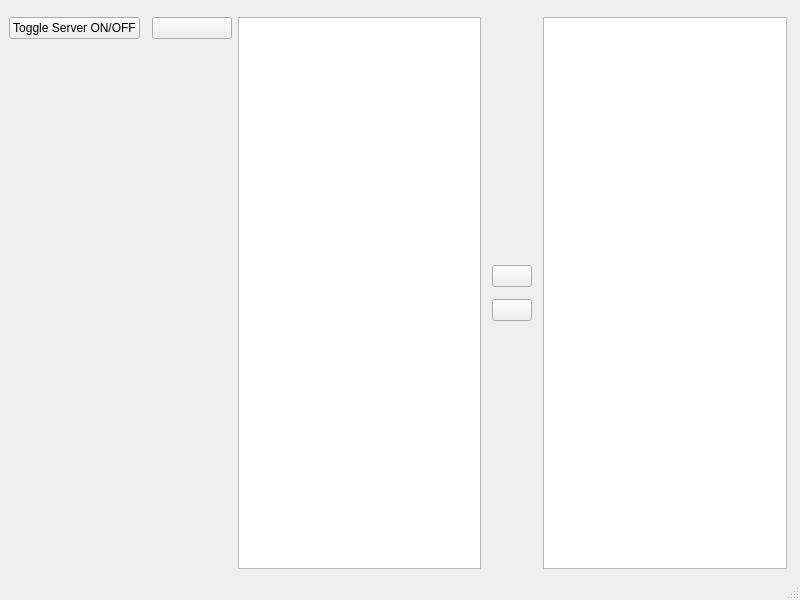
First picture: the form in pyrclonegui.ui, repository matteotenca/pyrclonegui, before the edit.
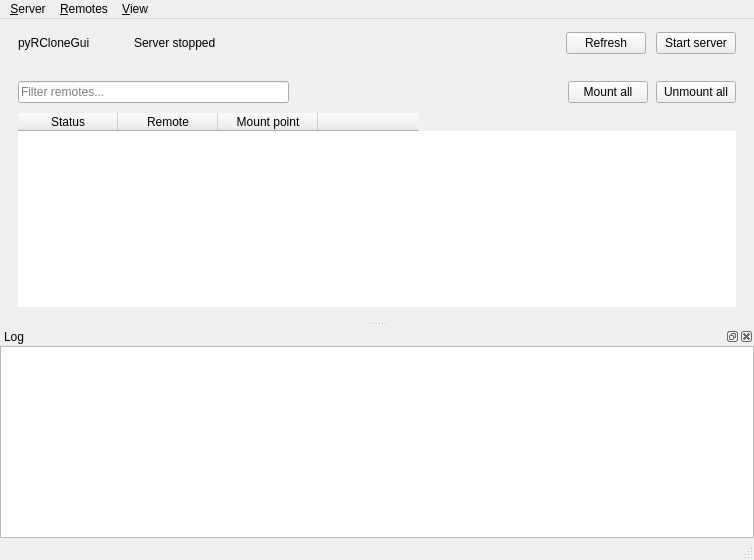
Second picture: the form after the edit. Icons and pictures are not drawn. Custom widgets are drawn as their Qt base class.

Commit message: feat(gui): redesign window around one remote table

What changed in the file:
```diff
--- a/pyrclonegui.ui
+++ b/pyrclonegui.ui
@@ -6,238 +6,253 @@
    <rect>
     <x>0</x>
     <y>0</y>
-    <width>800</width>
-    <height>600</height>
+    <width>860</width>
+    <height>560</height>
    </rect>
   </property>
-  <property name="sizePolicy">
-   <sizepolicy hsizetype="Expanding" vsizetype="Expanding">
-    <horstretch>0</horstretch>
-    <verstretch>0</verstretch>
-   </sizepolicy>
-  </property>
   <property name="minimumSize">
    <size>
-    <width>800</width>
-    <height>600</height>
+    <width>600</width>
+    <height>400</height>
    </size>
   </property>
   <property name="maximumSize">
    <size>
-    <width>1024</width>
-    <height>768</height>
+    <width>754</width>
+    <height>16777215</height>
    </size>
   </property>
   <property name="windowTitle">
    <string>pyRCloneGui</string>
   </property>
   <widget class="QWidget" name="centralwidget">
-   <property name="sizePolicy">
-    <sizepolicy hsizetype="Expanding" vsizetype="Expanding">
-     <horstretch>0</horstretch>
-     <verstretch>0</verstretch>
-    </sizepolicy>
-   </property>
-   <property name="minimumSize">
-    <size>
-     <width>800</width>
-     <height>557</height>
-    </size>
-   </property>
-   <property name="maximumSize">
-    <size>
-     <width>1024</width>
-     <height>768</height>
-    </size>
-   </property>
-   <layout class="QHBoxLayout" name="horizontalLayout_2">
+   <layout class="QVBoxLayout" name="verticalLayout">
+    <property name="spacing">
+     <number>0</number>
+    </property>
+    <property name="leftMargin">
+     <number>0</number>
+    </property>
+    <property name="topMargin">
+     <number>0</number>
+    </property>
+    <property name="rightMargin">
+     <number>0</number>
+    </property>
+    <property name="bottomMargin">
+     <number>0</number>
+    </property>
     <item>
-     <layout class="QHBoxLayout" name="horizontalLayout">
-      <property name="topMargin">
-       <number>8</number>
-      </property>
-      <property name="rightMargin">
-       <number>4</number>
-      </property>
-      <item alignment="Qt::AlignmentFlag::AlignTop">
-       <widget class="QPushButton" name="serverToggleButton">
-        <property name="text">
-         <string>Toggle Server ON/OFF</string>
-        </property>
-        <property name="checkable">
-         <bool>true</bool>
-        </property>
-       </widget>
-      </item>
-      <item alignment="Qt::AlignmentFlag::AlignTop">
-       <widget class="Led" name="led"/>
-      </item>
-      <item alignment="Qt::AlignmentFlag::AlignLeft|Qt::AlignmentFlag::AlignTop">
-       <widget class="QPushButton" name="pushButton">
-        <property name="sizePolicy">
-         <sizepolicy hsizetype="MinimumExpanding" vsizetype="Fixed">
-          <horstretch>0</horstretch>
-          <verstretch>0</verstretch>
-         </sizepolicy>
-        </property>
-        <property name="text">
-         <string> </string>
-        </property>
-        <property name="flat">
-         <bool>false</bool>
-        </property>
-       </widget>
-      </item>
-      <item>
-       <widget class="QTableWidget" name="remotesInactiveList">
-        <property name="sizePolicy">
-         <sizepolicy hsizetype="MinimumExpanding" vsizetype="MinimumExpanding">
-          <horstretch>0</horstretch>
-          <verstretch>0</verstretch>
-         </sizepolicy>
-        </property>
-        <property name="minimumSize">
-         <size>
-          <width>100</width>
-          <height>100</height>
-         </size>
-        </property>
-        <property name="maximumSize">
-         <size>
-          <width>2000</width>
-          <height>2000</height>
-         </size>
-        </property>
-        <property name="frameShape">
-         <enum>QFrame::Shape::StyledPanel</enum>
-        </property>
-        <property name="editTriggers">
-         <set>QAbstractItemView::EditTrigger::NoEditTriggers</set>
-        </property>
-        <property name="tabKeyNavigation">
-         <bool>false</bool>
-        </property>
-        <property name="showDropIndicator" stdset="0">
-         <bool>false</bool>
-        </property>
-        <property name="dragDropOverwriteMode">
-         <bool>false</bool>
-        </property>
-        <property name="selectionMode">
-         <enum>QAbstractItemView::SelectionMode::SingleSelection</enum>
-        </property>
-        <property name="selectionBehavior">
-         <enum>QAbstractItemView::SelectionBehavior::SelectRows</enum>
-        </property>
-        <property name="columnCount">
-         <number>2</number>
-        </property>
-        <attribute name="horizontalHeaderVisible">
-         <bool>false</bool>
-        </attribute>
-        <attribute name="verticalHeaderVisible">
-         <bool>false</bool>
-        </attribute>
-        <column/>
-        <column/>
-       </widget>
-      </item>
-      <item>
-       <layout class="QVBoxLayout" name="verticalLayout">
-        <property name="spacing">
-         <number>12</number>
-        </property>
-        <property name="leftMargin">
-         <number>5</number>
-        </property>
-        <property name="rightMargin">
-         <number>5</number>
-        </property>
-        <item>
-         <spacer name="verticalSpacer_02">
-          <property name="orientation">
-           <enum>Qt::Orientation::Vertical</enum>
+     <widget class="QFrame" name="headerFrame">
+      <layout class="QHBoxLayout" name="headerLayout">
+       <property name="spacing">
+        <number>10</number>
+       </property>
+       <property name="leftMargin">
+        <number>18</number>
+       </property>
+       <property name="topMargin">
+        <number>12</number>
+       </property>
+       <property name="rightMargin">
+        <number>18</number>
+       </property>
+       <property name="bottomMargin">
+        <number>12</number>
+       </property>
+       <item>
+        <widget class="QLabel" name="titleLabel">
+         <property name="text">
+          <string>pyRCloneGui</string>
+         </property>
+        </widget>
+       </item>
+       <item>
+        <widget class="Led" name="led">
+         <property name="minimumSize">
+          <size>
+           <width>24</width>
+           <height>24</height>
+          </size>
+         </property>
+        </widget>
+       </item>
+       <item>
+        <widget class="QLabel" name="serverStatusLabel">
+         <property name="text">
+          <string>Server stopped</string>
+         </property>
+        </widget>
+       </item>
+       <item>
+        <spacer name="headerSpacer">
+         <property name="orientation">
+          <enum>Qt::Orientation::Horizontal</enum>
+         </property>
+         <property name="sizeHint" stdset="0">
+          <size>
+           <width>40</width>
+           <height>20</height>
+          </size>
+         </property>
+        </spacer>
+       </item>
+       <item>
+        <widget class="QPushButton" name="refreshButton">
+         <property name="toolTip">
+          <string>Reload remotes and mounts (F5)</string>
+         </property>
+         <property name="text">
+          <string>Refresh</string>
+         </property>
+        </widget>
+       </item>
+       <item>
+        <widget class="QPushButton" name="serverToggleButton">
+         <property name="toolTip">
+          <string>Start or stop the rclone server (stopping unmounts everything)</string>
+         </property>
+         <property name="text">
+          <string>Start server</string>
+         </property>
+         <property name="checkable">
+          <bool>true</bool>
+         </property>
+         <property name="role" stdset="0">
+          <string>primary</string>
+         </property>
+        </widget>
+       </item>
+      </layout>
+     </widget>
+    </item>
+    <item>
+     <widget class="QWidget" name="bodyWidget">
+      <layout class="QVBoxLayout" name="bodyLayout">
+       <property name="spacing">
+        <number>10</number>
+       </property>
+       <property name="leftMargin">
+        <number>18</number>
+       </property>
+       <property name="topMargin">
+        <number>14</number>
+       </property>
+       <property name="rightMargin">
+        <number>18</number>
+       </property>
+       <property name="bottomMargin">
+        <number>14</number>
+       </property>
+       <item>
+        <layout class="QHBoxLayout" name="toolRow">
+         <property name="spacing">
+          <number>8</number>
+         </property>
+         <item>
+          <widget class="QLineEdit" name="filterEdit">
+           <property name="placeholderText">
+            <string>Filter remotes...</string>
+           </property>
+           <property name="clearButtonEnabled">
+            <bool>true</bool>
+           </property>
+          </widget>
+         </item>
+         <item>
+          <spacer name="toolSpacer">
+           <property name="orientation">
+            <enum>Qt::Orientation::Horizontal</enum>
+           </property>
+           <property name="sizeHint" stdset="0">
+            <size>
+             <width>40</width>
+             <height>20</height>
+            </size>
+           </property>
+          </spacer>
+         </item>
+         <item>
+          <widget class="QPushButton" name="mountAllButton">
+           <property name="toolTip">
+            <string>Mount every remote that is not mounted</string>
+           </property>
+           <property name="text">
+            <string>Mount all</string>
+           </property>
+          </widget>
+         </item>
+         <item>
+          <widget class="QPushButton" name="unmountAllButton">
+           <property name="toolTip">
+            <string>Unmount every mounted remote</string>
+           </property>
+           <property name="text">
+            <string>Unmount all</string>
+           </property>
+          </widget>
+         </item>
+        </layout>
+       </item>
+       <item>
+        <widget class="QTableWidget" name="remotesTable">
+         <property name="contextMenuPolicy">
+          <enum>Qt::ContextMenuPolicy::CustomContextMenu</enum>
+         </property>
+         <property name="frameShape">
+          <enum>QFrame::Shape::NoFrame</enum>
+         </property>
+         <property name="editTriggers">
+          <set>QAbstractItemView::EditTrigger::DoubleClicked|QAbstractItemView::EditTrigger::EditKeyPressed</set>
+         </property>
+         <property name="alternatingRowColors">
+          <bool>true</bool>
+         </property>
+         <property name="selectionMode">
+          <enum>QAbstractItemView::SelectionMode::SingleSelection</enum>
+         </property>
+         <property name="selectionBehavior">
+          <enum>QAbstractItemView::SelectionBehavior::SelectRows</enum>
+         </property>
+         <property name="showGrid">
+          <bool>false</bool>
+         </property>
+         <property name="columnCount">
+          <number>4</number>
+         </property>
+         <attribute name="horizontalHeaderStretchLastSection">
+          <bool>false</bool>
+         </attribute>
+         <attribute name="verticalHeaderVisible">
+          <bool>false</bool>
+         </attribute>
+         <column>
+          <property name="text">
+           <string>Status</string>
           </property>
-          <property name="sizeHint" stdset="0">
-           <size>
-            <width>20</width>
-            <height>40</height>
-           </size>
+         </column>
+         <column>
+          <property name="text">
+           <string>Remote</string>
           </property>
-         </spacer>
-        </item>
-        <item>
-         <widget class="QPushButton" name="buttonToRight">
+         </column>
+         <column>
           <property name="text">
-           <string notr="true"/>
+           <string>Mount point</string>
           </property>
           <property name="icon">
            <iconset theme="QIcon::ThemeIcon::MediaSkipForward"/>
           </property>
-         </widget>
-        </item>
-        <item>
-         <widget class="QPushButton" name="buttonToLeft">
+         </column>
+         <column>
           <property name="text">
-           <string notr="true"/>
+           <string/>
           </property>
-          <property name="icon">
-           <iconset theme="QIcon::ThemeIcon::MediaSkipBackward"/>
-          </property>
-         </widget>
-        </item>
-        <item>
-         <spacer name="verticalSpacer">
-          <property name="orientation">
-           <enum>Qt::Orientation::Vertical</enum>
-          </property>
-          <property name="sizeHint" stdset="0">
-           <size>
-            <width>20</width>
-            <height>40</height>
-           </size>
-          </property>
-         </spacer>
-        </item>
-       </layout>
-      </item>
-      <item>
-       <widget class="QTableWidget" name="remotesActiveList">
-        <property name="frameShape">
-         <enum>QFrame::Shape::StyledPanel</enum>
-        </property>
-        <property name="editTriggers">
-         <set>QAbstractItemView::EditTrigger::NoEditTriggers</set>
-        </property>
-        <property name="tabKeyNavigation">
-         <bool>false</bool>
-        </property>
-        <property name="showDropIndicator" stdset="0">
-         <bool>false</bool>
-        </property>
-        <property name="dragDropOverwriteMode">
-         <bool>false</bool>
-        </property>
-        <property name="selectionMode">
-         <enum>QAbstractItemView::SelectionMode::SingleSelection</enum>
-        </property>
-        <property name="selectionBehavior">
-         <enum>QAbstractItemView::SelectionBehavior::SelectRows</enum>
-        </property>
-        <property name="columnCount">
-         <number>2</number>
-        </property>
-        <attribute name="horizontalHeaderVisible">
-         <bool>false</bool>
-        </attribute>
-        <attribute name="verticalHeaderVisible">
-         <bool>false</bool>
-        </attribute>
-        <column/>
-        <column/>
-       </widget>
-      </item>
-     </layout>
+         </column>
+        </widget>
+       </item>
+      </layout>
+     </widget>
     </item>
    </layout>
   </widget>
@@ -246,12 +261,95 @@
     <rect>
      <x>0</x>
      <y>0</y>
-     <width>800</width>
+     <width>860</width>
      <height>22</height>
     </rect>
    </property>
+   <widget class="QMenu" name="menuServer">
+    <property name="title">
+     <string>&amp;Server</string>
+    </property>
+    <addaction name="actionServer"/>
+    <addaction name="actionRefresh"/>
+    <addaction name="separator"/>
+    <addaction name="actionQuit"/>
+   </widget>
+   <widget class="QMenu" name="menuRemotes">
+    <property name="title">
+     <string>&amp;Remotes</string>
+    </property>
+    <addaction name="actionMountAll"/>
+    <addaction name="actionUnmountAll"/>
+   </widget>
+   <widget class="QMenu" name="menuView">
+    <property name="title">
+     <string>&amp;View</string>
+    </property>
+    <addaction name="actionDarkMode"/>
+   </widget>
+   <addaction name="menuServer"/>
+   <addaction name="menuRemotes"/>
+   <addaction name="menuView"/>
   </widget>
   <widget class="QStatusBar" name="statusbar"/>
+  <widget class="QDockWidget" name="logDock">
+   <property name="windowTitle">
+    <string>Log</string>
+   </property>
+   <attribute name="dockWidgetArea">
+    <number>8</number>
+   </attribute>
+   <widget class="QPlainTextEdit" name="logView">
+    <property name="readOnly">
+     <bool>true</bool>
+    </property>
+    <property name="maximumBlockCount">
+     <number>1000</number>
+    </property>
+   </widget>
+  </widget>
+  <action name="actionServer">
+   <property name="checkable">
+    <bool>true</bool>
+   </property>
+   <property name="text">
+    <string>&amp;Server running</string>
+   </property>
+  </action>
+  <action name="actionRefresh">
+   <property name="text">
+    <string>&amp;Refresh</string>
+   </property>
+   <property name="shortcut">
+    <string>F5</string>
+   </property>
+  </action>
+  <action name="actionQuit">
+   <property name="text">
+    <string>&amp;Quit</string>
+   </property>
+   <property name="shortcut">
+    <string>Ctrl+Q</string>
+   </property>
+  </action>
+  <action name="actionMountAll">
+   <property name="text">
+    <string>&amp;Mount all</string>
+   </property>
+  </action>
+  <action name="actionUnmountAll">
+   <property name="text">
+    <string>&amp;Unmount all</string>
+   </property>
+  </action>
+  <action name="actionDarkMode">
+   <property name="checkable">
+    <bool>true</bool>
+   </property>
+   <property name="text">
+    <string>&amp;Dark mode</string>
+   </property>
+  </action>
  </widget>
  <customwidgets>
   <customwidget>
```
Left out of the diff: 201 changed lines with no effect on the pictures. The commit also changes 8 other files.
